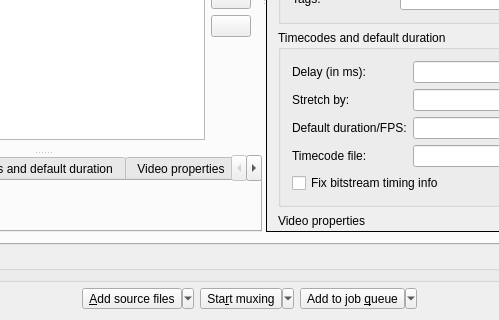
jpsdr/MKVToolnix-Windows-7, file src/mkvtoolnix-gui/forms/merge/tab.ui: the form before one commit; both pictures show x 200 to 699 and y 291 to 611 of the 898 by 611 pixel window.
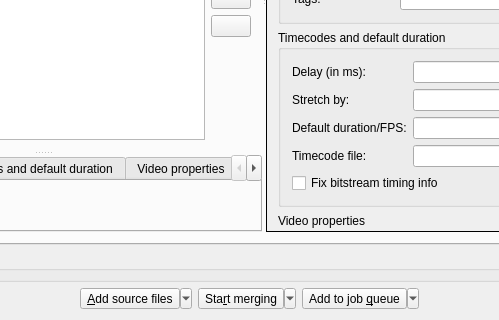
The form after the commit. Icons and pictures are not drawn. Custom widgets are drawn as their Qt base class.

The edit to the form file:
```diff
--- a/src/mkvtoolnix-gui/forms/merge/tab.ui
+++ b/src/mkvtoolnix-gui/forms/merge/tab.ui
@@ -1791,7 +1791,7 @@
      <item>
       <widget class="QToolButton" name="startMuxing">
        <property name="text">
-        <string>Sta&amp;rt muxing</string>
+        <string>Sta&amp;rt merging</string>
        </property>
        <property name="icon">
         <iconset resource="../../qt_resources.qrc">
```
